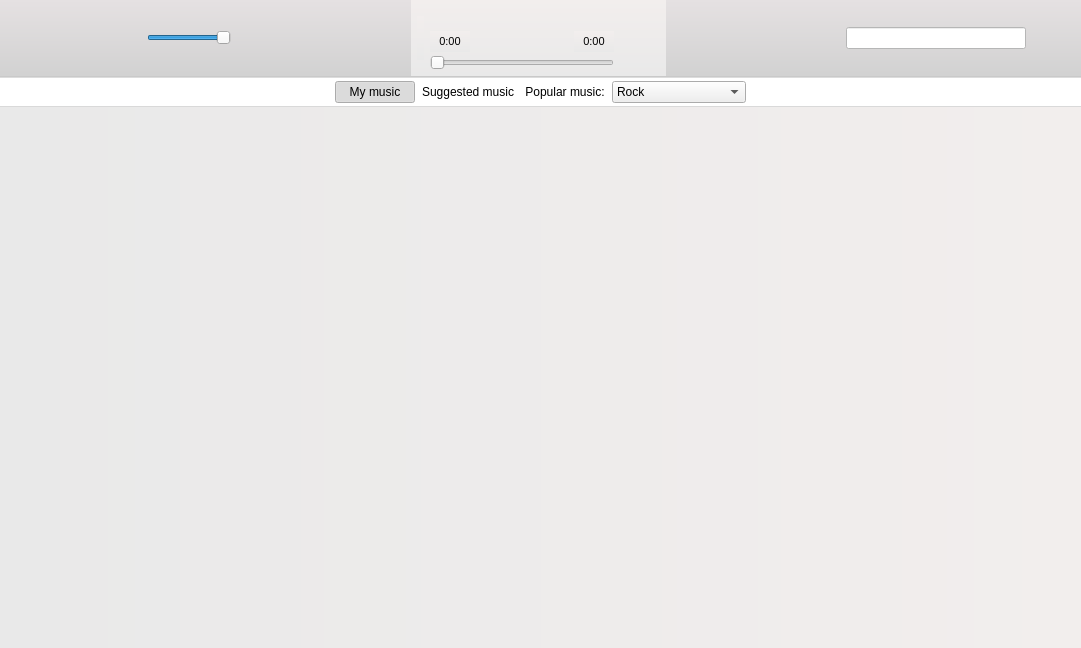
Above: playerwidget.ui from Amixp/flow before the change. Below: the same form after it.
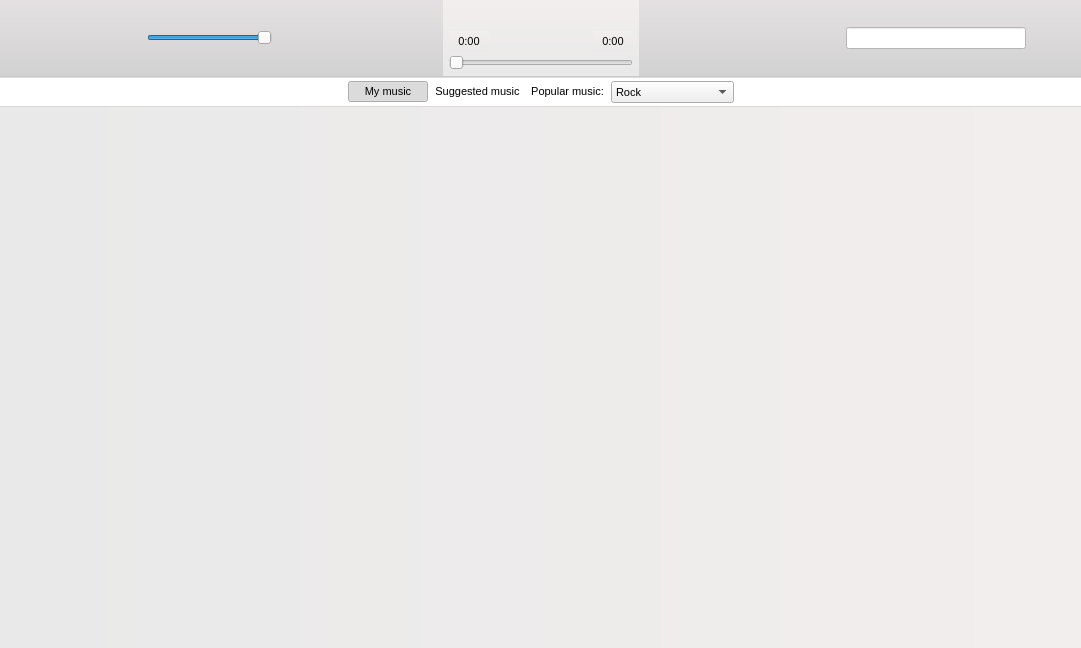
That is the form after the change. Icons and pictures are not drawn. Custom widgets are drawn as their Qt base class.

Patch:
```diff
--- a/playerwidget.ui
+++ b/playerwidget.ui
@@ -10,6 +10,11 @@
     <height>648</height>
    </rect>
   </property>
+  <property name="font">
+   <font>
+    <pointsize>8</pointsize>
+   </font>
+  </property>
   <property name="windowTitle">
    <string>Flow</string>
   </property>
@@ -178,6 +183,9 @@
           <property name="orientation">
            <enum>Qt::Horizontal</enum>
           </property>
+          <property name="sizeType">
+           <enum>QSizePolicy::MinimumExpanding</enum>
+          </property>
           <property name="sizeHint" stdset="0">
            <size>
             <width>40</width>
@@ -193,6 +201,9 @@
         <property name="orientation">
          <enum>Qt::Horizontal</enum>
         </property>
+        <property name="sizeType">
+         <enum>QSizePolicy::Preferred</enum>
+        </property>
         <property name="sizeHint" stdset="0">
          <size>
           <width>40</width>
@@ -225,31 +236,6 @@
          <property name="bottomMargin">
           <number>6</number>
          </property>
-         <item>
-          <widget class="QLabel" name="coverLabel">
-           <property name="maximumSize">
-            <size>
-             <width>44</width>
-             <height>44</height>
-            </size>
-           </property>
-           <property name="frameShape">
-            <enum>QFrame::NoFrame</enum>
-           </property>
-           <property name="text">
-            <string/>
-           </property>
-           <property name="pixmap">
-            <pixmap resource="icons.qrc">:/icons/logo.png</pixmap>
-           </property>
-           <property name="scaledContents">
-            <bool>true</bool>
-           </property>
-           <property name="alignment">
-            <set>Qt::AlignCenter</set>
-           </property>
-          </widget>
-         </item>
          <item>
           <layout class="QVBoxLayout" name="verticalLayout_4">
            <property name="spacing">
@@ -266,7 +252,7 @@
                 <number>3</number>
                </property>
                <item>
-                <widget class="QPushButton" name="shuffleButton">
+                <widget class="QPushButton" name="playlistButton">
                  <property name="enabled">
                   <bool>true</bool>
                  </property>
@@ -289,6 +275,9 @@
                  <property name="checkable">
                   <bool>true</bool>
                  </property>
+                 <property name="checked">
+                  <bool>false</bool>
+                 </property>
                  <property name="flat">
                   <bool>true</bool>
                  </property>
@@ -320,8 +309,8 @@
                 <widget class="QPushButton" name="titleButton">
                  <property name="font">
                   <font>
-                   <weight>75</weight>
-                   <bold>true</bold>
+                   <weight>50</weight>
+                   <bold>false</bold>
                   </font>
                  </property>
                  <property name="text">
@@ -420,38 +409,6 @@
            </item>
           </layout>
          </item>
-         <item>
-          <widget class="QPushButton" name="playlistButton">
-           <property name="enabled">
-            <bool>true</bool>
-           </property>
-           <property name="toolTip">
-            <string>Playlist</string>
-           </property>
-           <property name="text">
-            <string/>
-           </property>
-           <property name="icon">
-            <iconset resource="icons.qrc">
-             <normaloff>:/icons/playlist.png</normaloff>:/icons/playlist.png</iconset>
-           </property>
-           <property name="iconSize">
-            <size>
-             <width>32</width>
-             <height>32</height>
-            </size>
-           </property>
-           <property name="checkable">
-            <bool>true</bool>
-           </property>
-           <property name="checked">
-            <bool>false</bool>
-           </property>
-           <property name="flat">
-            <bool>true</bool>
-           </property>
-          </widget>
-         </item>
         </layout>
        </widget>
       </item>
@@ -460,6 +417,9 @@
         <property name="orientation">
          <enum>Qt::Horizontal</enum>
         </property>
+        <property name="sizeType">
+         <enum>QSizePolicy::Preferred</enum>
+        </property>
         <property name="sizeHint" stdset="0">
          <size>
           <width>40</width>
@@ -475,6 +435,9 @@
           <property name="orientation">
            <enum>Qt::Horizontal</enum>
           </property>
+          <property name="sizeType">
+           <enum>QSizePolicy::MinimumExpanding</enum>
+          </property>
           <property name="sizeHint" stdset="0">
            <size>
             <width>40</width>
@@ -576,6 +539,11 @@
       </item>
       <item>
        <widget class="QPushButton" name="myMusicButton">
+        <property name="font">
+         <font>
+          <pointsize>8</pointsize>
+         </font>
+        </property>
         <property name="text">
          <string>My music</string>
         </property>
@@ -592,6 +560,11 @@
       </item>
       <item>
        <widget class="QPushButton" name="suggestedButton">
+        <property name="font">
+         <font>
+          <pointsize>8</pointsize>
+         </font>
+        </property>
         <property name="text">
          <string>Suggested music</string>
         </property>
@@ -605,6 +578,11 @@
       </item>
       <item>
        <widget class="QPushButton" name="popularButton">
+        <property name="font">
+         <font>
+          <pointsize>8</pointsize>
+         </font>
+        </property>
         <property name="text">
          <string>Popular music:</string>
         </property>
@@ -618,6 +596,11 @@
       </item>
       <item>
        <widget class="QComboBox" name="genreComboBox">
+        <property name="font">
+         <font>
+          <pointsize>8</pointsize>
+         </font>
+        </property>
         <property name="styleSheet">
          <string notr="true">text-align: center;</string>
         </property>
```
Left out of the diff: 21 changed lines with no effect on the pictures.
